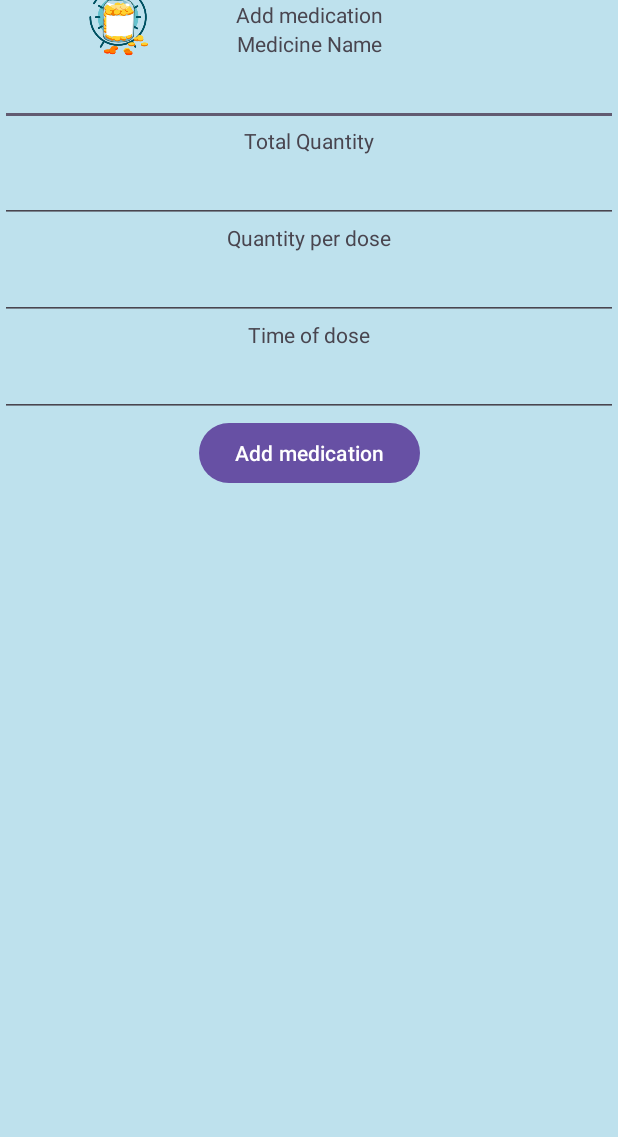
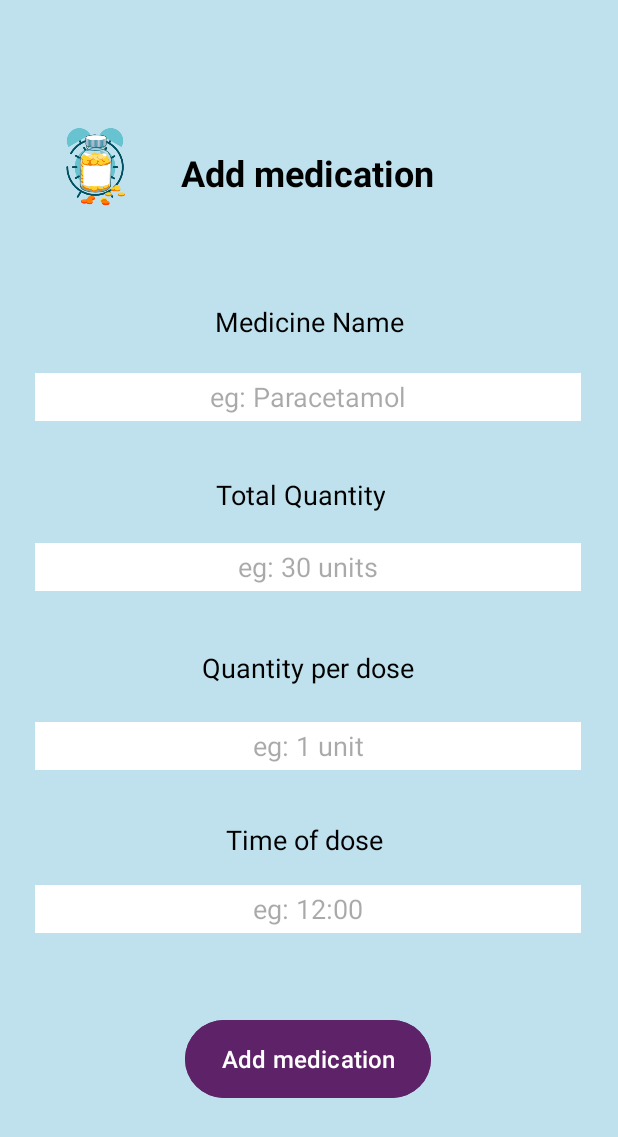
Before and after one commit to Shyamal011/ReMedi, an Android app: the AddMedication screen opened directly, with no data from a screen before it, on a phone screen of 412 x 824 dp. Shown: the top 1137 px of the screen. Run offline under Robolectric (Android 15) with nearby library versions, the light colour scheme and no system bars; our stand-ins replace Firebase (no records; nobody signed in at launch, a user with empty details on screens opened directly).

Commit message:
015@fury

```diff
--- a/app/src/main/res/layout/activity_add_medication.xml
+++ b/app/src/main/res/layout/activity_add_medication.xml
@@ -13,10 +13,12 @@
         android:layout_width="57dp"
         android:layout_height="53dp"
         android:contentDescription="@string/logo_desc"
-        app:layout_constraintBottom_toTopOf="@id/textView3"
-        app:layout_constraintEnd_toStartOf="@id/textView2"
+        app:layout_constraintBottom_toBottomOf="parent"
+        app:layout_constraintEnd_toEndOf="parent"
+        app:layout_constraintHorizontal_bias="0.098"
         app:layout_constraintStart_toStartOf="parent"
         app:layout_constraintTop_toTopOf="parent"
+        app:layout_constraintVertical_bias="0.109"
         app:srcCompat="@drawable/logo" />
 
     <TextView
@@ -24,93 +26,162 @@
         android:layout_width="wrap_content"
         android:layout_height="wrap_content"
         android:text="@string/add_med"
+        android:textAlignment="center"
+        android:textColor="@color/black"
+        android:textSize="24sp"
+        android:textStyle="bold"
+        app:layout_constraintBottom_toBottomOf="parent"
         app:layout_constraintEnd_toEndOf="parent"
+        app:layout_constraintHorizontal_bias="0.497"
         app:layout_constraintStart_toStartOf="parent"
-        app:layout_constraintTop_toTopOf="parent" />
+        app:layout_constraintTop_toTopOf="parent"
+        app:layout_constraintVertical_bias="0.125" />
 
     <TextView
         android:id="@+id/textView3"
         android:layout_width="wrap_content"
         android:layout_height="wrap_content"
         android:text="@string/med_name"
-        app:layout_constraintTop_toBottomOf="@+id/textView2"
+
+        android:textAlignment="center"
+        android:textColor="@color/black"
+        android:textSize="18sp"
+        app:layout_constraintBottom_toBottomOf="parent"
+        app:layout_constraintEnd_toEndOf="parent"
         app:layout_constraintStart_toStartOf="parent"
-        app:layout_constraintEnd_toEndOf="parent" />
+        app:layout_constraintTop_toTopOf="parent"
+        app:layout_constraintVertical_bias="0.253" />
 
     <EditText
         android:id="@+id/medNameInput"
-        android:layout_width="0dp"
-        android:layout_height="wrap_content"
+        android:layout_width="364dp"
+        android:layout_height="32dp"
+        android:background="@color/white"
         android:ems="10"
+        android:hint="@string/eg_med"
         android:inputType="text"
-        app:layout_constraintTop_toBottomOf="@id/textView3"
+        android:textAlignment="center"
+        android:textColor="@color/black"
+        android:textSize="18sp"
+        app:layout_constraintBottom_toBottomOf="parent"
+        app:layout_constraintEnd_toEndOf="parent"
+        app:layout_constraintHorizontal_bias="0.489"
         app:layout_constraintStart_toStartOf="parent"
-        app:layout_constraintEnd_toEndOf="parent" />
+        app:layout_constraintTop_toTopOf="parent"
+        app:layout_constraintVertical_bias="0.314" />
 
     <TextView
         android:id="@+id/textView4"
         android:layout_width="wrap_content"
         android:layout_height="wrap_content"
         android:text="@string/tot_qty"
-        app:layout_constraintTop_toBottomOf="@id/medNameInput"
+        android:textAlignment="center"
+        android:textColor="@color/black"
+        android:textSize="18sp"
+        app:layout_constraintBottom_toBottomOf="parent"
+        app:layout_constraintEnd_toEndOf="parent"
+        app:layout_constraintHorizontal_bias="0.481"
         app:layout_constraintStart_toStartOf="parent"
-        app:layout_constraintEnd_toEndOf="parent" />
+        app:layout_constraintTop_toTopOf="parent"
+        app:layout_constraintVertical_bias="0.397" />
 
     <EditText
         android:id="@+id/totalQtyInput"
-        android:layout_width="0dp"
-        android:layout_height="wrap_content"
+        android:layout_width="364dp"
+        android:layout_height="32dp"
+        android:background="@color/white"
+        android:ems="10"
+        android:hint="@string/eg_qty"
         android:inputType="number"
-        android:ems="10"
-        app:layout_constraintTop_toBottomOf="@id/textView4"
+        android:textAlignment="center"
+        android:textColor="@color/black"
+        android:textSize="18sp"
+        app:layout_constraintBottom_toBottomOf="parent"
+        app:layout_constraintEnd_toEndOf="parent"
+        app:layout_constraintHorizontal_bias="0.489"
         app:layout_constraintStart_toStartOf="parent"
-        app:layout_constraintEnd_toEndOf="parent" />
+        app:layout_constraintTop_toTopOf="parent"
+        app:layout_constraintVertical_bias="0.457" />
 
     <TextView
         android:id="@+id/textView5"
         android:layout_width="wrap_content"
         android:layout_height="wrap_content"
         android:text="@string/dos_qty"
-        app:layout_constraintTop_toBottomOf="@id/totalQtyInput"
+        android:textAlignment="center"
+        android:textColor="@color/black"
+        android:textSize="18sp"
+        app:layout_constraintBottom_toBottomOf="parent"
+        app:layout_constraintEnd_toEndOf="parent"
+        app:layout_constraintHorizontal_bias="0.498"
         app:layout_constraintStart_toStartOf="parent"
-        app:layout_constraintEnd_toEndOf="parent" />
+        app:layout_constraintTop_toTopOf="parent"
+        app:layout_constraintVertical_bias="0.541" />
 
     <EditText
         android:id="@+id/dosageQtyInput"
-        android:layout_width="0dp"
-        android:layout_height="wrap_content"
+        android:layout_width="364dp"
+        android:layout_height="32dp"
+        android:background="@color/white"
+        android:ems="10"
+        android:hint="@string/eg_dqty"
         android:inputType="number"
-        android:ems="10"
-        app:layout_constraintTop_toBottomOf="@id/textView5"
+        android:textAlignment="center"
+        android:textColor="@color/black"
+        android:textSize="18sp"
+        app:layout_constraintBottom_toBottomOf="parent"
+        app:layout_constraintEnd_toEndOf="parent"
+        app:layout_constraintHorizontal_bias="0.489"
         app:layout_constraintStart_toStartOf="parent"
-        app:layout_constraintEnd_toEndOf="parent" />
+        app:layout_constraintTop_toTopOf="parent"
+        app:layout_constraintVertical_bias="0.608" />
 
     <TextView
         android:id="@+id/textView6"
         android:layout_width="wrap_content"
         android:layout_height="wrap_content"
         android:text="@string/time"
-        app:layout_constraintTop_toBottomOf="@id/dosageQtyInput"
+        android:textAlignment="center"
+        android:textColor="@color/black"
+        android:textSize="18sp"
+        app:layout_constraintBottom_toBottomOf="parent"
+        app:layout_constraintEnd_toEndOf="parent"
+        app:layout_constraintHorizontal_bias="0.49"
         app:layout_constraintStart_toStartOf="parent"
-        app:layout_constraintEnd_toEndOf="parent" />
+        app:layout_constraintTop_toTopOf="parent"
+        app:layout_constraintVertical_bias="0.685" />
 
     <EditText
         android:id="@+id/timeInput"
-        android:layout_width="0dp"
-        android:layout_height="wrap_content"
+        android:layout_width="364dp"
+        android:layout_height="32dp"
+        android:background="@color/white"
+        android:ems="10"
+        android:hint="@string/eg_time"
         android:inputType="time"
-        android:ems="10"
-        app:layout_constraintTop_toBottomOf="@id/textView6"
+        android:textAlignment="center"
+        android:textColor="@color/black"
+        android:textSize="18sp"
+        app:layout_constraintBottom_toBottomOf="parent"
+        app:layout_constraintEnd_toEndOf="parent"
+        app:layout_constraintHorizontal_bias="0.489"
         app:layout_constraintStart_toStartOf="parent"
-        app:layout_constraintEnd_toEndOf="parent" />
+        app:layout_constraintTop_toTopOf="parent"
+        app:layout_constraintVertical_bias="0.745" />
 
     <Button
         android:id="@+id/button3"
-        android:layout_width="wrap_content"
-        android:layout_height="wrap_content"
+        android:layout_width="164dp"
+        android:layout_height="60dp"
+        android:backgroundTint="@color/purple"
         android:text="@string/add_med"
-        app:layout_constraintTop_toBottomOf="@id/timeInput"
+        android:textColor="@color/white"
+        android:textSize="16sp"
+        app:layout_constraintBottom_toBottomOf="parent"
+        app:layout_constraintEnd_toEndOf="parent"
+        app:layout_constraintHorizontal_bias="0.497"
         app:layout_constraintStart_toStartOf="parent"
-        app:layout_constraintEnd_toEndOf="parent" />
+        app:layout_constraintTop_toTopOf="parent"
+        app:layout_constraintVertical_bias="0.885" />
 
 </androidx.constraintlayout.widget.ConstraintLayout>
--- a/app/src/main/res/values/strings.xml
+++ b/app/src/main/res/values/strings.xml
@@ -41,5 +41,8 @@
     <string name="send">Send</string>
     <string name="chatbot_ready">Chatbot ready...\n</string>
     <string name="type_prompt">Type a message</string>
-
+    <string name="eg_med">eg: Paracetamol</string>
+    <string name="eg_qty">eg: 30 units</string>
+    <string name="eg_dqty">eg: 1 unit</string>
+    <string name="eg_time">eg: 12:00</string>
 </resources>
```
